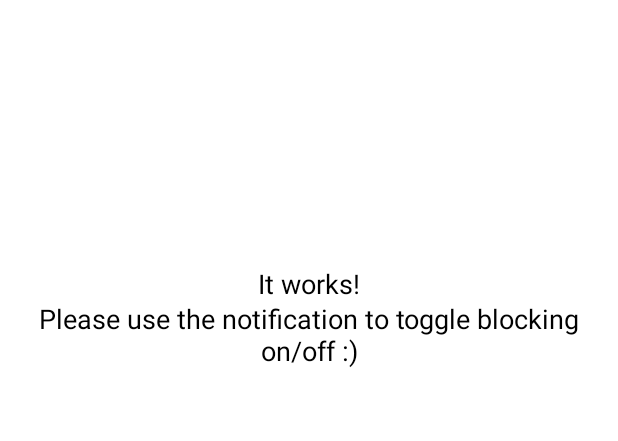
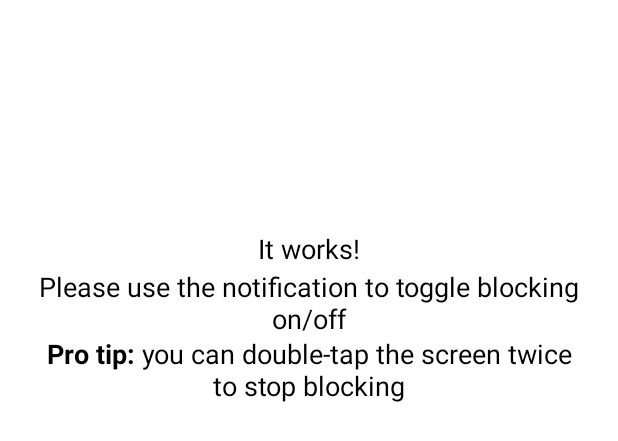
Before and after one commit to gabrielfeo/TouchBlocker, an Android app built with Jetpack Compose: the @Preview function ManageScreenServiceRunning, on a phone screen of 412 x 824 dp. Shown: the top 441 px of the screen. Run offline under Robolectric (Android 15) with nearby library versions, the phone set to English and light mode, and no system bars.

Commit message:
Update blocking started message to new mechanism

```diff
--- a/app/src/main/java/com/gabrielfeo/touchblocker/ui/manage/ManageScreen.kt
+++ b/app/src/main/java/com/gabrielfeo/touchblocker/ui/manage/ManageScreen.kt
@@ -1,16 +1,23 @@
 package com.gabrielfeo.touchblocker.ui.manage
 
+import androidx.compose.animation.AnimatedVisibility
+import androidx.compose.animation.ExperimentalAnimationApi
 import androidx.compose.foundation.layout.*
 import androidx.compose.material.*
 import androidx.compose.runtime.Composable
 import androidx.compose.ui.Alignment
 import androidx.compose.ui.Modifier
 import androidx.compose.ui.graphics.Color
+import androidx.compose.ui.text.AnnotatedString
+import androidx.compose.ui.text.SpanStyle
+import androidx.compose.ui.text.buildAnnotatedString
+import androidx.compose.ui.text.font.FontWeight
 import androidx.compose.ui.text.style.TextAlign
 import androidx.compose.ui.tooling.preview.Preview
 import androidx.compose.ui.unit.dp
 import androidx.compose.ui.unit.sp
 
+@OptIn(ExperimentalAnimationApi::class)
 @Composable
 fun ManageScreen(
     canBlock: Boolean,
@@ -28,8 +35,9 @@ fun ManageScreen(
         ) {
             if (canBlock) {
                 if (serviceRunning) {
-                    RunningStatusText(modifier = Modifier.offset(y = (-200).dp))
-                } else {
+                    CurrentlyBlockingMessage(modifier = Modifier.offset(y = (-200).dp))
+                }
+                AnimatedVisibility(visible = !serviceRunning) {
                     StartBlockingButton(onStartBlockingClick)
                 }
             } else {
@@ -66,19 +74,30 @@ private fun StartBlockingButton(onStartBlockingClick: () -> Unit) {
 }
 
 @Composable
-private fun RunningStatusText(modifier: Modifier = Modifier) {
+private fun CurrentlyBlockingMessage(modifier: Modifier = Modifier) {
     Column(
         modifier,
         horizontalAlignment = Alignment.CenterHorizontally,
     ) {
-        StatusTextParagraph("It works!")
+        MessageTextParagraph("It works!")
+        Spacer(modifier = Modifier.size(4.dp))
+        MessageTextParagraph("Please use the notification to toggle blocking on/off")
         Spacer(modifier = Modifier.size(2.dp))
-        StatusTextParagraph("Please use the notification to toggle blocking on/off :)")
+        val tip = buildAnnotatedString {
+            pushStyle(SpanStyle(fontWeight = FontWeight.Bold))
+            append("Pro tip: ")
+            pop()
+            append("you can double-tap the screen twice to stop blocking")
+        }
+        MessageTextParagraph(tip)
     }
 }
 
 @Composable
-private fun StatusTextParagraph(text: String) {
+private fun MessageTextParagraph(text: String) = MessageTextParagraph(AnnotatedString(text))
+
+@Composable
+private fun MessageTextParagraph(text: AnnotatedString) {
     Text(text, color = Color.Black, textAlign = TextAlign.Center, fontSize = 18.sp)
 }
 
```
